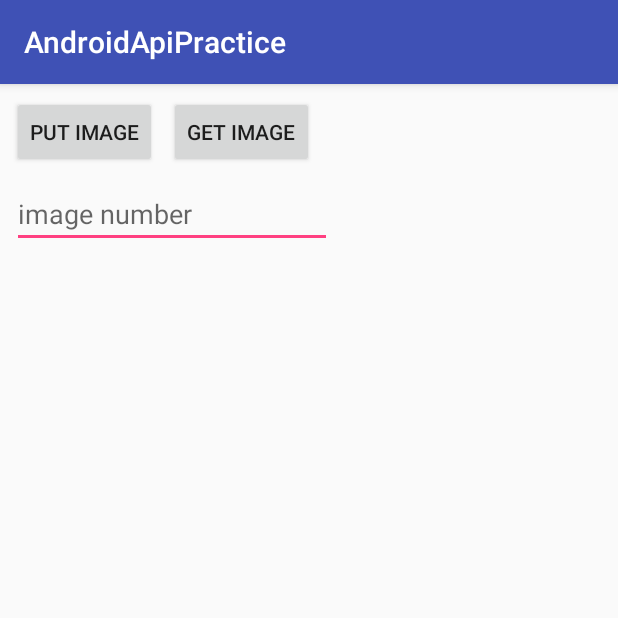
After one commit to arimura/android-api-practice, an Android app: the DiskLruCacheActivity screen opened directly, with no data from a screen before it, on a phone screen of 412 x 824 dp, the top half of it. The commit adds this screen. Run offline under Robolectric (Android 15) with nearby library versions, the phone set to English and light mode, and no system bars; libraries missing offline, so code that uses them is left out: com.jakewharton.disklrucache; 1 statement that could not run was skipped.

Commit message:
for DiskLruCache code reading

```diff
--- a/app/build.gradle
+++ b/app/build.gradle
@@ -23,17 +23,20 @@ android {
         sourceCompatibility JavaVersion.VERSION_1_8
         targetCompatibility JavaVersion.VERSION_1_8
     }
+    sourceSets { main { assets.srcDirs = ['src/main/assets', 'src/main/assets/'] } }
 }
 
 dependencies {
     implementation 'com.android.support.constraint:constraint-layout:1.0.2'
     implementation fileTree(dir: 'libs', include: ['*.jar'])
-    testCompile 'junit:junit:4.12'
     implementation 'com.android.support:appcompat-v7:27.1.0'
     implementation 'com.android.support:design:27.1.0'
     implementation 'com.android.support:cardview-v7:27.1.0'
     implementation 'com.android.support:recyclerview-v7:27.1.0'
     implementation 'commons-io:commons-io:2.5'
+    implementation 'com.jakewharton:disklrucache:2.0.2'
+
+    testCompile 'junit:junit:4.12'
 
     // instrumented test
     androidTestCompile 'com.android.support:support-annotations:23.4.0'
--- a/app/src/main/AndroidManifest.xml
+++ b/app/src/main/AndroidManifest.xml
@@ -80,6 +80,8 @@
 
         <activity android:name=".build.BuildActivity">
         </activity>
+        <activity android:name=".disklrucache.DiskLruCacheActivity">
+        </activity>
     </application>
 
 </manifest>
--- a/app/src/main/java/com/hormiga6/androidapipractice/MainActivity.java
+++ b/app/src/main/java/com/hormiga6/androidapipractice/MainActivity.java
@@ -33,6 +33,7 @@ import com.hormiga6.androidapipractice.audio.AudioFocusActivity;
 import com.hormiga6.androidapipractice.bitmap.BitmapActivity;
 import com.hormiga6.androidapipractice.build.BuildActivity;
 import com.hormiga6.androidapipractice.connectivity.ConnectivityActivity;
+import com.hormiga6.androidapipractice.disklrucache.DiskLruCacheActivity;
 import com.hormiga6.androidapipractice.localbroadcast.LocalBroadcastActivity;
 import com.hormiga6.androidapipractice.looper.MyLooperActivity;
 import com.hormiga6.androidapipractice.scale.ScaleImageActivity;
@@ -61,6 +62,7 @@ public class MainActivity extends AppCompatActivity {
         // specify an adapter (see also next example)
 
         List<DataSet> list = new ArrayList<DataSet>(){{
+            add(new DataSet("DiskLruCache", DiskLruCacheActivity.class));
             add(new DataSet("Build", BuildActivity.class));
             add(new DataSet("LocalBroadCaster", LocalBroadcastActivity.class));
             add(new DataSet("ConnectivityActivity", ConnectivityActivity.class));
--- /dev/null
+++ b/app/src/main/java/com/hormiga6/androidapipractice/disklrucache/DiskLruCacheActivity.java
@@ -0,0 +1,85 @@
+package com.hormiga6.androidapipractice.disklrucache;
+
+import android.graphics.drawable.Drawable;
+import android.support.v7.app.AppCompatActivity;
+import android.os.Bundle;
+import android.support.v7.widget.LinearLayoutManager;
+import android.support.v7.widget.RecyclerView;
+import android.util.Log;
+import android.view.View;
+import android.widget.EditText;
+
+import com.hormiga6.androidapipractice.R;
+import com.jakewharton.disklrucache.DiskLruCache;
+
+import org.apache.commons.io.IOUtils;
+
+import java.io.File;
+import java.io.IOException;
+import java.io.InputStream;
+import java.io.OutputStream;
+
+public class DiskLruCacheActivity extends AppCompatActivity {
+    public static final String TAG = DiskLruCacheActivity.class.getSimpleName();
+
+    private RecyclerView mRecyclerView;
+    private RecyclerView.Adapter mAdapter;
+    private RecyclerView.LayoutManager mLayoutManager;
+
+    private DiskLruCache mDiskLruCache;
+
+    @Override
+    protected void onCreate(Bundle savedInstanceState) {
+        super.onCreate(savedInstanceState);
+        setContentView(R.layout.activity_disk_lru_cache);
+
+        File cacheDir = new File(getCacheDir() + File.separator + "lru-cache");
+        if(!cacheDir.exists()){
+            cacheDir.mkdir();
+        }
+
+        try {
+            mDiskLruCache = DiskLruCache.open(cacheDir,1,1,10 * 1024 * 1024);
+        } catch (IOException e) {
+            e.printStackTrace();
+        }
+    }
+
+    public void addImage(View view)  {
+        DiskLruCache.Editor editor = null;
+        InputStream inputStream = null;
+        try {
+            EditText imgNum = findViewById(R.id.editTextImgNum);
+            editor = mDiskLruCache.edit("image" + imgNum.getText().toString());
+            OutputStream outputStream = editor.newOutputStream(0);
+            inputStream = getAssets().open("beefly1.jpg");
+            IOUtils.copy(inputStream, outputStream);
+            editor.commit();
+        } catch (IOException e) {
+            if (editor != null) {
+                try {
+                    editor.abort();
+                } catch (IOException e1) {
+                    //ignore
+                }
+            }
+        }finally {
+            IOUtils.closeQuietly(inputStream);
+        }
+    }
+
+    public void getImage(View v) {
+        DiskLruCache.Snapshot snapshot;
+        try {
+            EditText imgNum = findViewById(R.id.editTextImgNum);
+            snapshot = mDiskLruCache.get("image" + imgNum.getText().toString());
+            InputStream inputStream = snapshot.getInputStream(0);
+            int r = inputStream.read();
+            if(r > 0){
+                Log.d(TAG, "read byte: " + r);
+            }
+        } catch (IOException e) {
+            e.printStackTrace();
+        }
+    }
+}
--- /dev/null
+++ b/app/src/main/res/layout/activity_disk_lru_cache.xml
@@ -0,0 +1,35 @@
+<?xml version="1.0" encoding="utf-8"?>
+<android.support.constraint.ConstraintLayout
+    xmlns:android="http://schemas.android.com/apk/res/android"
+    xmlns:app="http://schemas.android.com/apk/res-auto"
+    xmlns:tools="http://schemas.android.com/tools"
+    android:layout_width="match_parent"
+    android:layout_height="match_parent"
+    tools:context=".disklrucache.DiskLruCacheActivity">
+
+    <Button
+        android:id="@+id/buttonAddImg"
+        android:layout_width="wrap_content"
+        android:layout_height="wrap_content" android:layout_marginStart="8dp"
+        android:layout_marginTop="8dp" android:onClick="addImage"
+        android:text="put image" app:layout_constraintStart_toStartOf="parent"
+        app:layout_constraintTop_toTopOf="parent"/>
+    <Button
+        android:id="@+id/buttonGetImage"
+        android:layout_width="wrap_content"
+        android:layout_height="wrap_content" android:layout_marginStart="8dp"
+        android:layout_marginTop="8dp" android:onClick="getImage"
+        android:text="get image"
+        app:layout_constraintStart_toEndOf="@+id/buttonAddImg" app:layout_constraintTop_toTopOf="parent"/>
+    <EditText
+        android:id="@+id/editTextImgNum"
+        android:layout_width="wrap_content"
+        android:layout_height="wrap_content"
+        android:layout_marginStart="8dp"
+        android:layout_marginTop="8dp"
+        android:ems="10"
+        android:hint="image number"
+        android:inputType="textPersonName"
+        app:layout_constraintStart_toStartOf="parent"
+        app:layout_constraintTop_toBottomOf="@+id/buttonAddImg"/>
+</android.support.constraint.ConstraintLayout>
```
Also changed, not shown: 2 other files.
